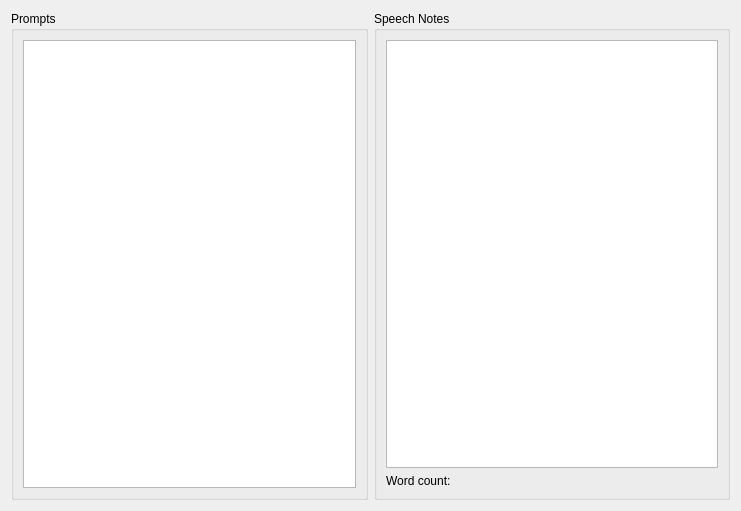
Icosahunter/speechy-keen, file speechnotes.ui: the form before one commit.
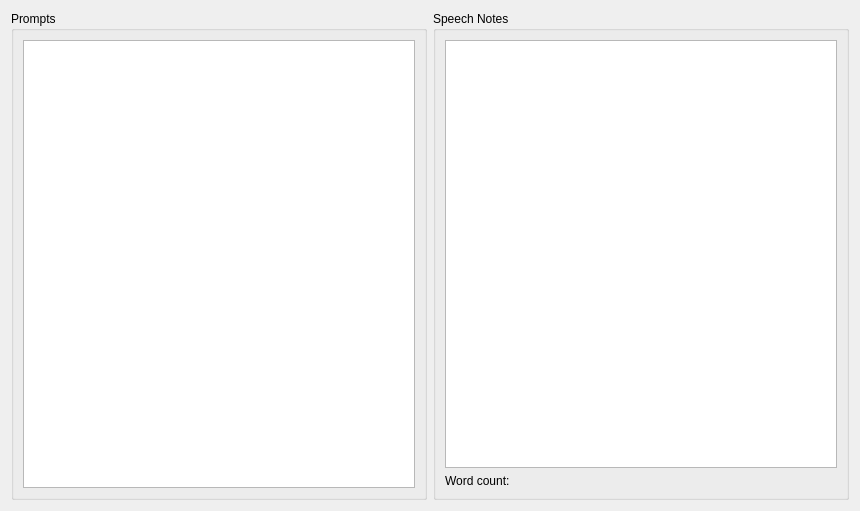
The form after the commit.

The edit to the form file:
```diff
--- a/speechnotes.ui
+++ b/speechnotes.ui
@@ -6,7 +6,7 @@
    <rect>
     <x>0</x>
     <y>0</y>
-    <width>741</width>
+    <width>860</width>
     <height>511</height>
    </rect>
   </property>
```
Left out of the diff: 10 changed lines with no effect on the pictures.
